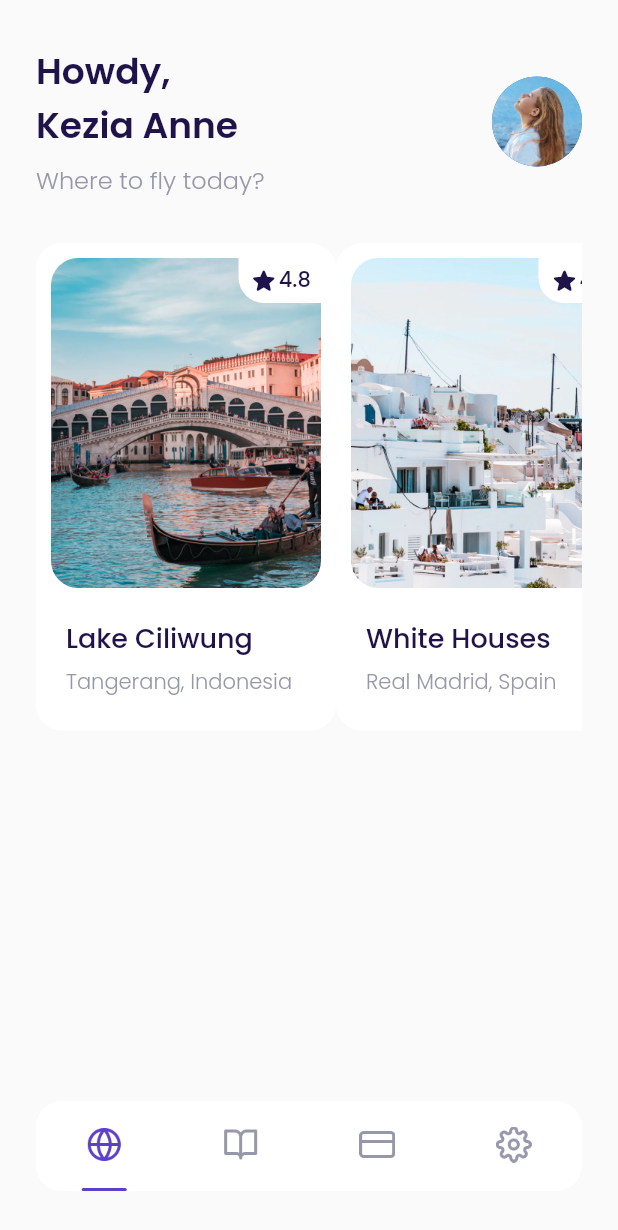
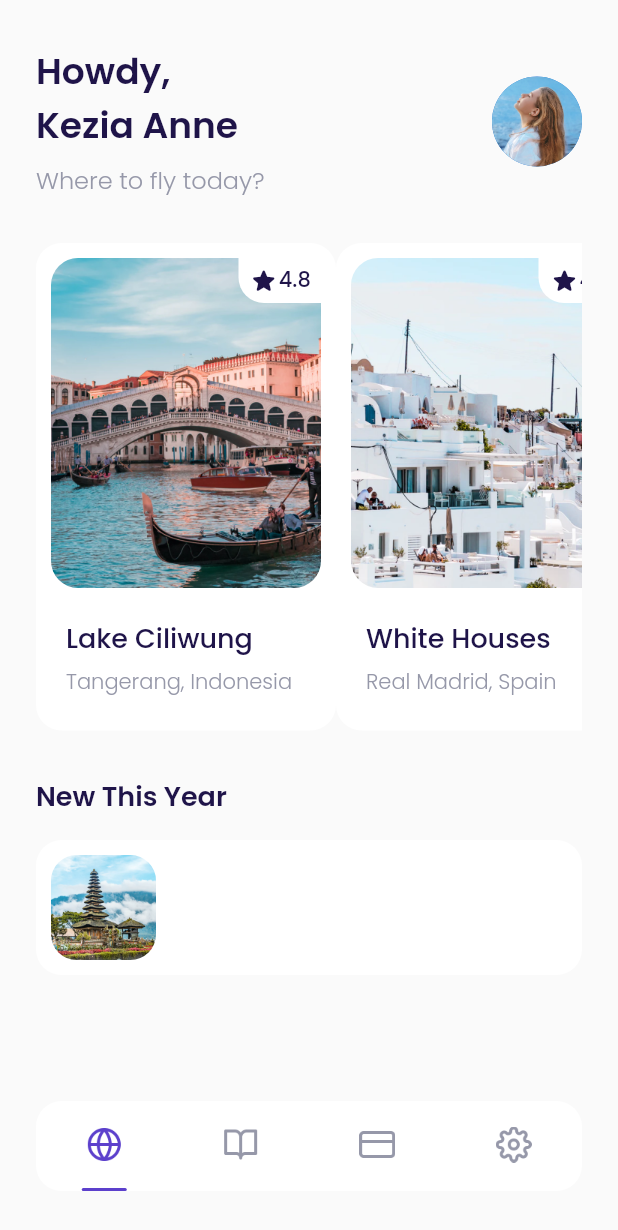
Before and after one commit to HarunNurahman/book-inn-air, a Flutter app: the DashboardPage screen opened by its route, on a phone screen of 412 x 824 dp. Shown: the top 1230 px of the screen. Run offline on Flutter 3.47's test engine with Material 2 defaults, Android fonts, the phone set to English and light mode, and no system bars; our stand-ins replace device_preview, google_fonts.

Commit message:
Slicing UI Home Page (New Destination)

```diff
--- a/lib/pages/home_page.dart
+++ b/lib/pages/home_page.dart
@@ -1,4 +1,5 @@
 import 'package:book_inn_air/pages/widgets/destination_card.dart';
+import 'package:book_inn_air/pages/widgets/destination_tile.dart';
 import 'package:book_inn_air/shared/styles.dart';
 import 'package:flutter/material.dart';
 
@@ -80,6 +81,23 @@ class HomePage extends StatelessWidget {
       );
     }
 
+    Widget _newDestination() {
+      return Column(
+        crossAxisAlignment: CrossAxisAlignment.start,
+        children: [
+          Text(
+            'New This Year',
+            style: blackTextStyle.copyWith(
+              fontSize: 18,
+              fontWeight: semiBold,
+            ),
+          ),
+          const SizedBox(height: 16),
+          DestinationTile(),
+        ],
+      );
+    }
+
     return SafeArea(
       child: SingleChildScrollView(
         child: Padding(
@@ -92,6 +110,8 @@ class HomePage extends StatelessWidget {
               _header(),
               const SizedBox(height: 30),
               _popularDestination(),
+              const SizedBox(height: 30),
+              _newDestination(),
             ],
           ),
         ),
--- a/lib/pages/widgets/destination_card.dart
+++ b/lib/pages/widgets/destination_card.dart
@@ -17,8 +17,8 @@ class DestinationCard extends StatelessWidget {
 
   @override
   Widget build(BuildContext context) {
-    return // White box for spacing
-        Container(
+    // White box for spacing
+    return Container(
       height: 325,
       width: 200,
       padding: const EdgeInsets.all(10),
--- /dev/null
+++ b/lib/pages/widgets/destination_tile.dart
@@ -0,0 +1,28 @@
+import 'package:book_inn_air/shared/styles.dart';
+import 'package:flutter/material.dart';
+
+class DestinationTile extends StatelessWidget {
+  const DestinationTile({Key? key}) : super(key: key);
+
+  @override
+  Widget build(BuildContext context) {
+    return Container(
+      padding: const EdgeInsets.all(10),
+      decoration: BoxDecoration(
+        borderRadius: BorderRadius.circular(defaultRadius),
+        color: kWhiteColor,
+      ),
+      child: Row(
+        children: [
+          ClipRRect(
+            borderRadius: BorderRadius.circular(defaultRadius),
+            child: Image.asset(
+              'assets/images/img_destination-6.png',
+              width: 70,
+            ),
+          )
+        ],
+      ),
+    );
+  }
+}
```
